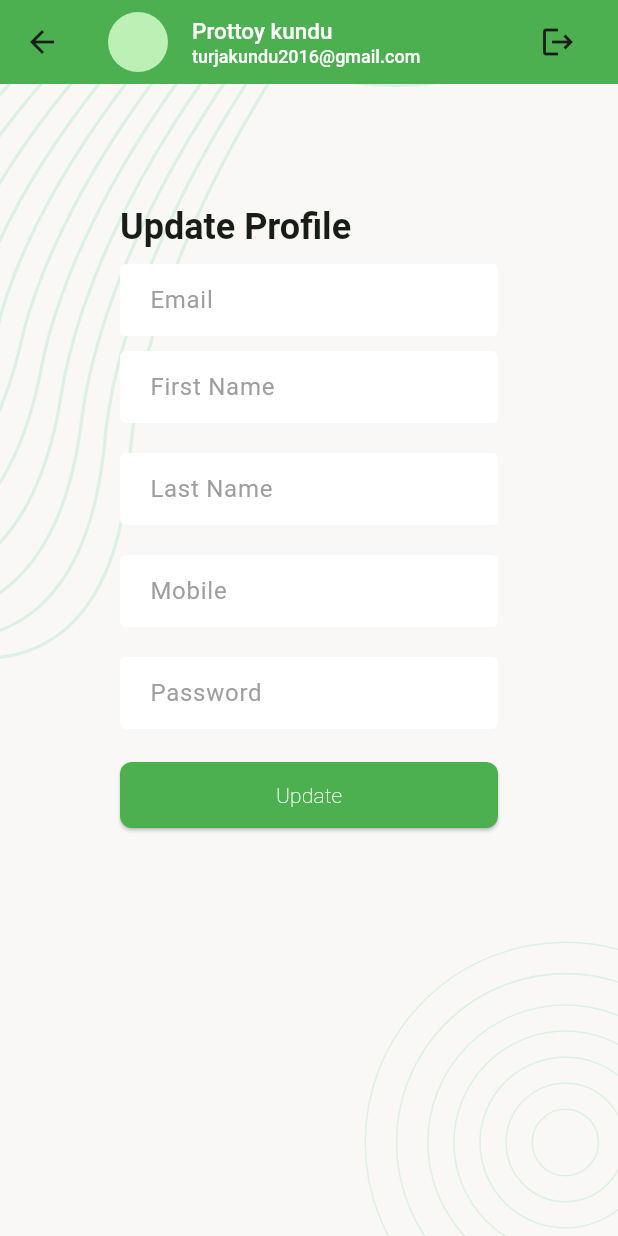
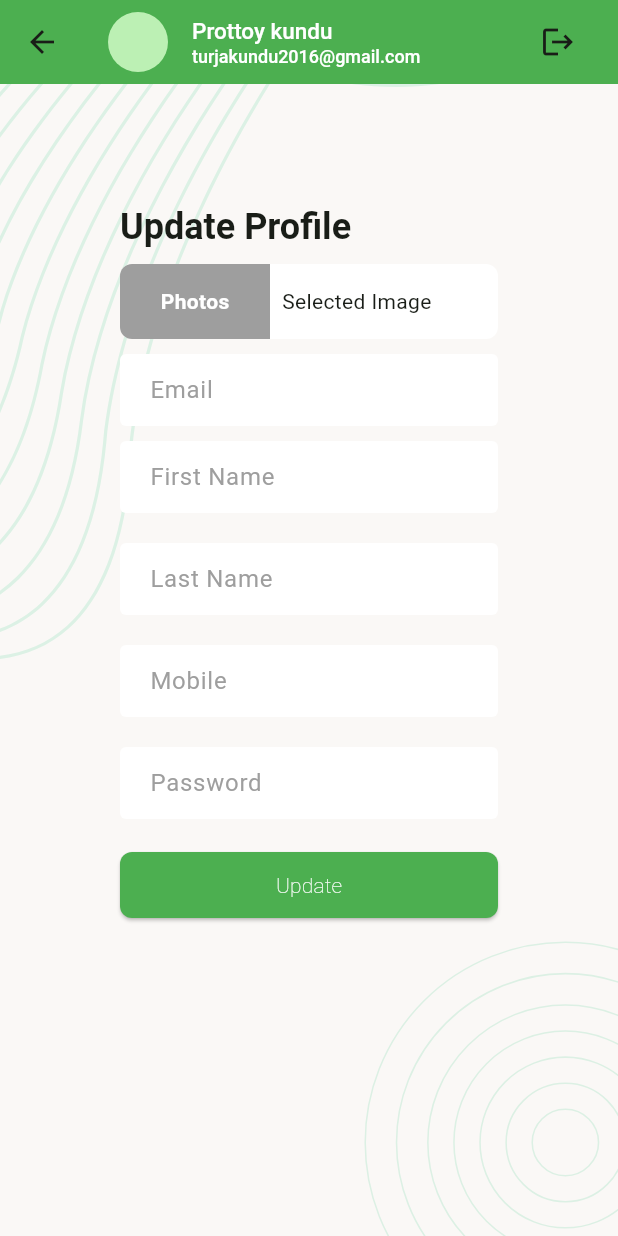
Before and after one commit to prottoykundu38/Task_Manager, a Flutter app: the UpdateProfileScreen screen opened by its route, on a phone screen of 412 x 824 dp. Run offline on Flutter 3.47's test engine with Material 3 defaults, Android fonts, the phone set to English and light mode, and no system bars; our stand-ins replace flutter_svg, image_picker, pin_code_fields.

Commit message:
complete update profile screen ui

```diff
--- a/lib/main.dart
+++ b/lib/main.dart
@@ -2,5 +2,6 @@ import 'package:flutter/material.dart';
 import 'package:task_manager/ui/app.dart';
 
 void main() {
+  WidgetsFlutterBinding.ensureInitialized();
   runApp(TaskManagerApp());
 }
--- a/lib/ui/screens/add_new_task_screen.dart
+++ b/lib/ui/screens/add_new_task_screen.dart
@@ -14,7 +14,7 @@ class AddNewTaskScreen extends StatefulWidget {
 class _AddNewTaskScreenState extends State<AddNewTaskScreen> {
   TextEditingController _subjectTEController = TextEditingController();
   TextEditingController _descriptionTEController = TextEditingController();
-  GlobalKey<FormState> _formKey = GlobalKey<FormState>();
+  final GlobalKey<FormState> _formKey = GlobalKey<FormState>();
   @override
   Widget build(BuildContext context) {
     return Scaffold(
--- a/lib/ui/screens/update_profile_screen.dart
+++ b/lib/ui/screens/update_profile_screen.dart
@@ -1,4 +1,6 @@
 import 'package:flutter/material.dart';
+import 'package:image_picker/image_picker.dart';
+import 'package:task_manager/ui/screens/main_nav_holder_screen.dart';
 import 'package:task_manager/ui/widgets/screen_background.dart';
 import 'package:task_manager/ui/widgets/tm_app_bar.dart';
 
@@ -17,6 +19,9 @@ class _UpdateProfileScreenState extends State<UpdateProfileScreen> {
   TextEditingController _lastNameTEController = TextEditingController();
   TextEditingController _mobileTEController = TextEditingController();
   TextEditingController _passwordTEController = TextEditingController();
+  final GlobalKey<FormState> _formKey = GlobalKey<FormState>();
+  final ImagePicker _imagePicker = ImagePicker();
+  XFile? _selectedImage;
   @override
   Widget build(BuildContext context) {
     return Scaffold(
@@ -24,6 +29,8 @@ class _UpdateProfileScreenState extends State<UpdateProfileScreen> {
       body: ScreenBackground(
           child: Padding(
         padding: const EdgeInsets.all(80),
+        child: Form(
+          key: _formKey,
           child: Column(
             mainAxisAlignment: MainAxisAlignment.start,
             crossAxisAlignment: CrossAxisAlignment.start,
@@ -32,6 +39,10 @@ class _UpdateProfileScreenState extends State<UpdateProfileScreen> {
                 'Update Profile',
                 style: Theme.of(context).textTheme.titleLarge,
               ),
+              SizedBox(
+                height: 10,
+              ),
+              _buildPhotoPicker(),
               SizedBox(
                 height: 10,
               ),
@@ -89,11 +100,64 @@ class _UpdateProfileScreenState extends State<UpdateProfileScreen> {
               ),
             ],
           ),
+        ),
       )),
     );
   }
 
-  void _onTapSubmitButton() {}
+  Widget _buildPhotoPicker() {
+    return Container(
+      height: 50,
+      width: double.maxFinite,
+      decoration: BoxDecoration(
+          borderRadius: BorderRadius.circular(8), color: Colors.white),
+      child: Row(
+        children: [
+          Container(
+            child: Center(
+                child: Text(
+              'Photos',
+              style:
+                  TextStyle(fontWeight: FontWeight.w700, color: Colors.white),
+            )),
+            height: 50,
+            width: 100,
+            decoration: BoxDecoration(
+              borderRadius: BorderRadius.only(
+                topLeft: Radius.circular(8),
+                bottomLeft: Radius.circular(8),
+              ),
+              color: Colors.grey,
+            ),
+          ),
+          SizedBox(
+            width: 8,
+          ),
+          Text(
+            _selectedImage == null ? 'Selected Image' : _selectedImage!.name,
+            maxLines: 1,
+            style: TextStyle(
+              overflow: TextOverflow.clip,
+            ),
+          ),
+        ],
+      ),
+    );
+  }
+
+  void _onTapSubmitButton() {
+    Navigator.pushNamed(context, MainNavHolderScreen.name);
+  }
+
+  Future<void> _onTapPhotoPicker() async {
+    final XFile? pickedImage =
+        await _imagePicker.pickImage(source: ImageSource.gallery);
+
+    if (pickedImage != null) {
+      _selectedImage = pickedImage;
+      setState(() {});
+    }
+  }
 
   void dispose() {
     _emailTEController.dispose();
--- a/pubspec.yaml
+++ b/pubspec.yaml
@@ -13,6 +13,7 @@ dependencies:
     sdk: flutter
   flutter_svg: ^2.1.0
   pin_code_fields: ^8.0.1
+  image_picker: ^1.1.2
 
 dev_dependencies:
   flutter_test:
```
Also changed, not shown: lib/ui/widgets/tm_app_bar.dart (+3 -10 lines), pubspec.lock, 5 other files. Lines whose indentation alone changed are shown as unchanged.
